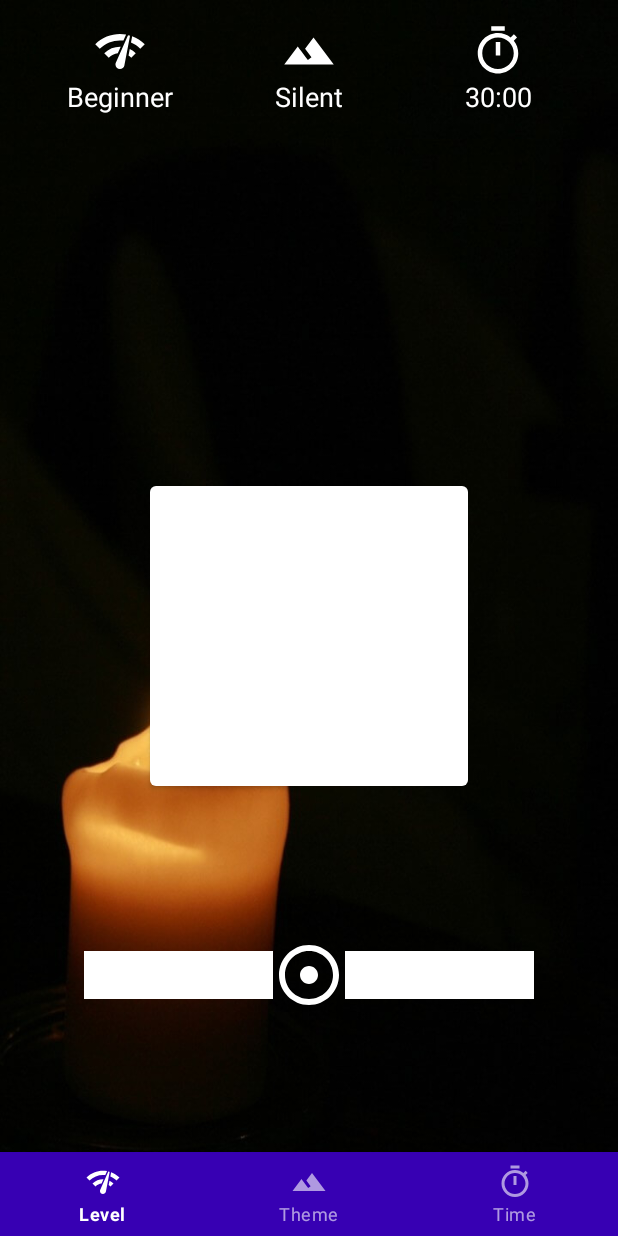
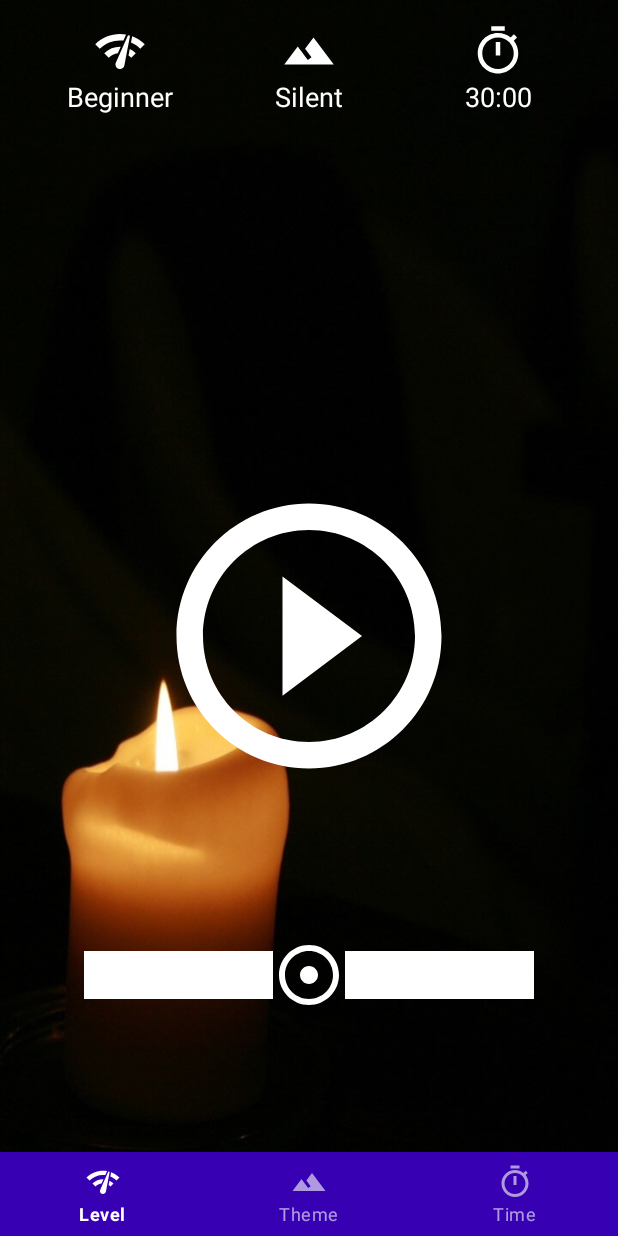
Before and after one commit to iceApp/Android_AAC_MVVM_DI_Practice_App, an Android app: the screen it shows after launch (MainActivity), on a phone screen of 412 x 824 dp. Run offline under Robolectric (Android 15) with nearby library versions, the phone set to English and light mode, and no system bars; our stand-ins replace data binding.

Commit message:
Add MainFragment#updateUi

```diff
--- a/app/src/main/java/com/example/meditation/view/main/MainFragment.kt
+++ b/app/src/main/java/com/example/meditation/view/main/MainFragment.kt
@@ -17,6 +17,7 @@ import com.bumptech.glide.request.transition.Transition
 import com.example.meditation.viewmodel.MainViewModel
 import com.example.meditation.R
 import com.example.meditation.databinding.FragmentMainBinding
+import com.example.meditation.util.PlayStatus
 
 /**
  * A simple [Fragment] subclass.
@@ -45,40 +46,50 @@ class MainFragment : Fragment() {
             lifecycleOwner = activity
         }
         viewModel.initParameters()
+
         observeViewModel()
     }
 
     private fun observeViewModel() {
-//        viewModel.txtLevel.observe(viewLifecycleOwner, Observer { levelTxt ->
-//            txtLevel.text = levelTxt
-//        })
-//
-//        viewModel.txtTheme.observe(viewLifecycleOwner, Observer { themeTxt ->
-//            txtTheme.text = themeTxt
-//        })
-//
-//        viewModel.displayTimeSeconds.observe(viewLifecycleOwner, Observer { displayTime ->
-//            txtTime.text = displayTime
-//        })
-//
-//        viewModel.msgUpperSmall.observe(viewLifecycleOwner, Observer { upperTxt ->
-//            txtMsgUpperSmall.text = upperTxt
-//        })
-//
-//        viewModel.msgLowerLarge.observe(viewLifecycleOwner, Observer { lowerTxt ->
-//            txtMsgLowerLarge.text = lowerTxt
-//        })
 
         viewModel.playStatus.observe(viewLifecycleOwner, Observer { status ->
-            when (status){
-                PlayStatus.BEFORE_START -> btnPlay.setBackgroundResource(R.drawable.button_play)
-            }
+
+            updateUi(status)
+
+            //TODO: タイマー動作
         })
 
         viewModel.themePicFileResId.observe(viewLifecycleOwner, Observer { themePicResId ->
             loadBackgroundImage(this,themePicResId,meditation_screen)
 
         })
+    }
+
+    private fun updateUi(status: Int?) {
+        when (status){
+            PlayStatus.BEFORE_START -> {
+                btnPlay.visibility = View.VISIBLE
+                btnPlay.setBackgroundResource(R.drawable.button_play)
+                btnFinish.visibility = View.INVISIBLE
+                txtShowMenu.visibility = View.INVISIBLE
+
+            }
+            PlayStatus.ON_START -> {
+                btnPlay.visibility = View.INVISIBLE
+                btnFinish.visibility = View.INVISIBLE
+                txtShowMenu.visibility = View.VISIBLE
+            }
+            PlayStatus.RUNNING -> {
+                btnPlay.visibility = View.VISIBLE
+                txtShowMenu.visibility = View.INVISIBLE
+                btnFinish.visibility = View.VISIBLE
+                btnPlay.setBackgroundResource(R.drawable.button_pause)
+            }
+
+            PlayStatus.PAUSE -> {
+                btnPlay.setBackgroundResource(R.drawable.button_play)
+            }
+        }
     }
 
     private fun loadBackgroundImage(mainFragment: MainFragment, themePicResId: Int?, meditation_screen: ConstraintLayout?) {
```
